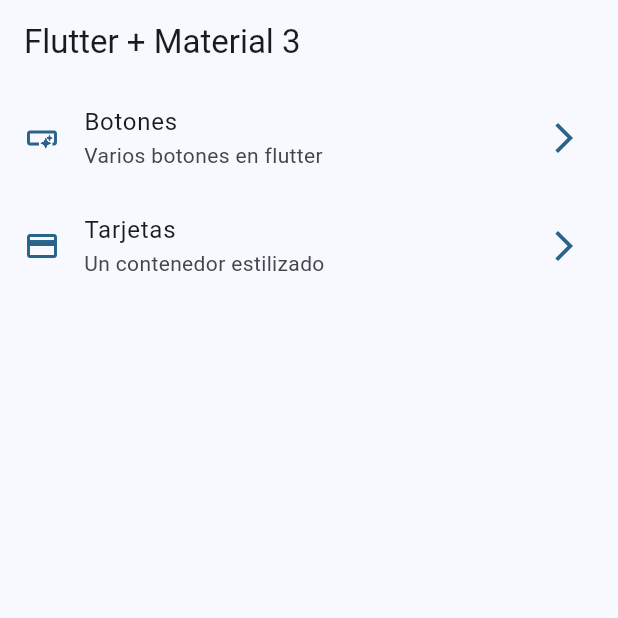
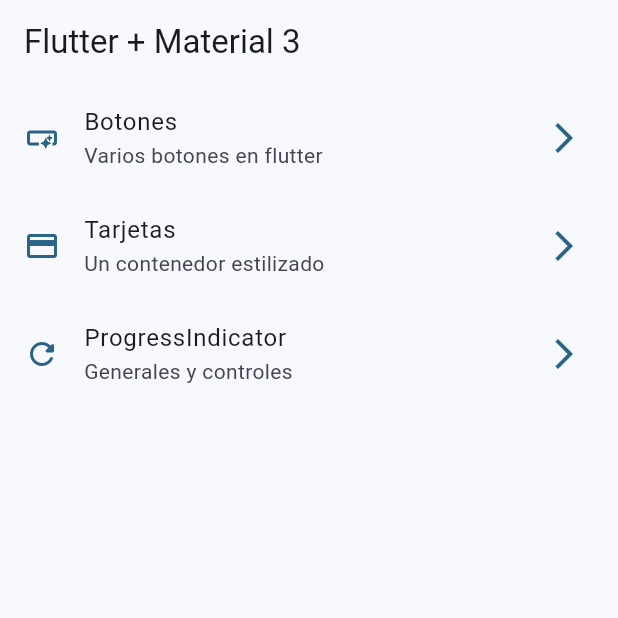
Before and after one commit to astabaresg/widgetswithflutter, a Flutter app: the screen it shows after launch, on a phone screen of 412 x 824 dp, the top half of it. Run offline on Flutter 3.47's test engine with Material 2 defaults, Android fonts, the phone set to English and light mode, and no system bars; our stand-ins replace go_router.

Commit message:
progress indicators finished

```diff
--- a/lib/config/menu/menu_items.dart
+++ b/lib/config/menu/menu_items.dart
@@ -10,7 +10,12 @@ const appMenuItems = <MenuItem>[
       title: 'Tarjetas',
       subtitle: 'Un contenedor estilizado',
       url: '/cards',
-      icon: Icons.credit_card)
+      icon: Icons.credit_card),
+  MenuItem(
+      title: 'ProgressIndicator',
+      subtitle: 'Generales y controles',
+      url: '/progress',
+      icon: Icons.refresh_rounded)
 ];
 
 class MenuItem {
--- a/lib/config/router/app_router.dart
+++ b/lib/config/router/app_router.dart
@@ -19,6 +19,11 @@ final appRouter = GoRouter(
       path: '/cards',
       name: CardsScreen.name,
       builder: (context, state) => const CardsScreen(),
+    ),
+    GoRoute(
+      path: '/progress',
+      name: ProgressScren.name,
+      builder: (context, state) => const ProgressScren(),
     )
   ],
 );
```
Also changed, not shown: lib/presentation/screens/progress/progress_screen.dart (+75 -1 lines), 1 other file.
